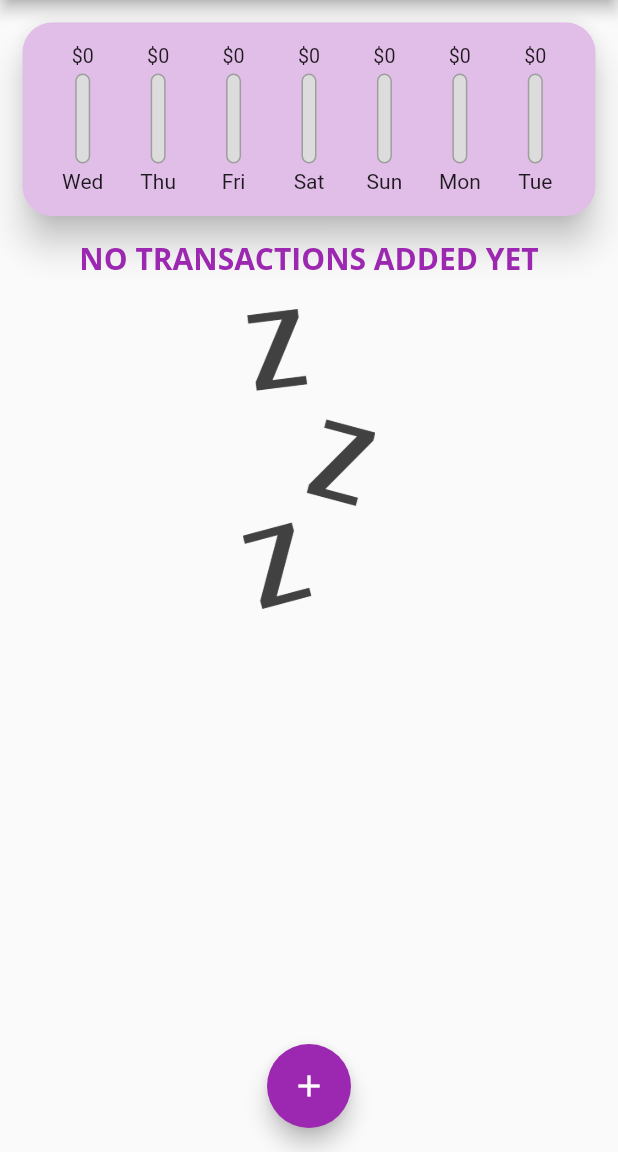
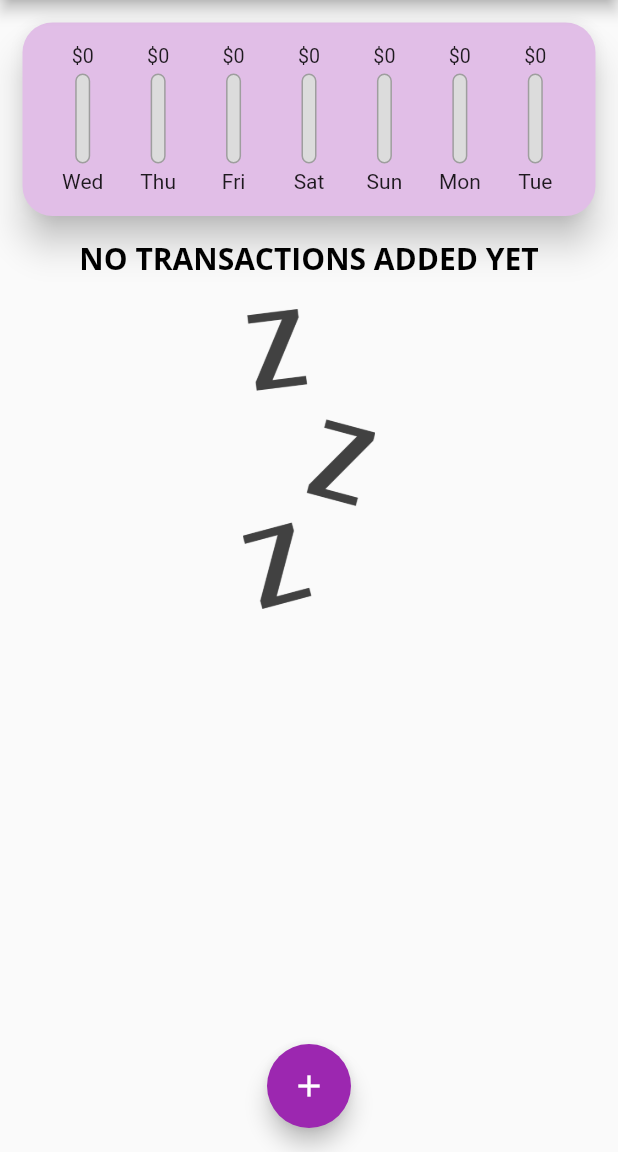
Before and after one commit to wacky-tacky/expense_tracker_app, a Flutter app: the screen it shows after launch, on a phone screen of 412 x 824 dp, the part 84-1236 px from its top. Run offline on Flutter 3.47's test engine with Material 2 defaults, Android fonts, the light colour scheme and no system bars.

```diff
--- a/lib/main.dart
+++ b/lib/main.dart
@@ -15,13 +15,13 @@ class MyApp extends StatelessWidget {
       theme: ThemeData(
         primarySwatch: Colors.purple,
         fontFamily: 'Quicksand',
-        errorColor: Colors.pink,
+        errorColor: Colors.red,
         textTheme: ThemeData.light().textTheme.copyWith(
               headline6: TextStyle(
                 fontFamily: 'OpenSans',
                 fontSize: 20,
                 fontWeight: FontWeight.bold,
-                color: Colors.purple,
+                color: Colors.black,
               ),
               button: TextStyle(color: Colors.white),
             ),
--- a/lib/widgets/transaction_list.dart
+++ b/lib/widgets/transaction_list.dart
@@ -46,7 +46,11 @@ class TransactionList extends StatelessWidget {
                       child: Padding(
                         padding: EdgeInsets.all(10),
                         child: FittedBox(
-                            child: Text('\$${transactions[index].amount}')),
+                          child: Text(
+                            '\$${transactions[index].amount}',
+                            style: TextStyle(fontWeight: FontWeight.bold),
+                          ),
+                        ),
                       ),
                     ),
                     title: Text(
```
